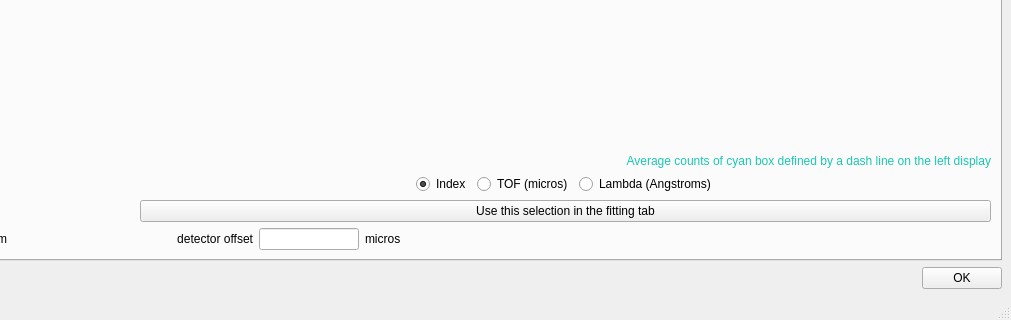
Before: the Qt Designer form ui/ui_bragg_edge_peak_fitting.ui in neutronimaging/python_notebooks, drawn with Qt 5; both pictures show x 335 to 1346 and y 534 to 854 of the 1346 by 854 pixel window.
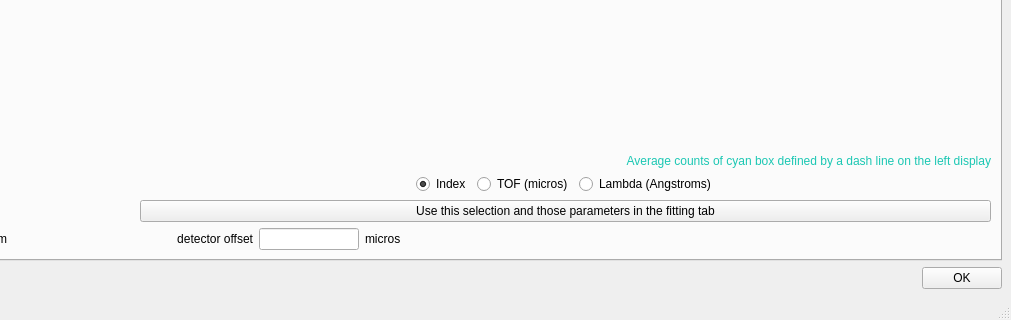
After: the same form once the commit is applied. The open tabs and pages were chosen to show the change.

Commit message: work now when loading the data from scratch

Diff of the .ui file:
```diff
--- a/ui/ui_bragg_edge_peak_fitting.ui
+++ b/ui/ui_bragg_edge_peak_fitting.ui
@@ -386,7 +386,7 @@
                </size>
               </property>
               <property name="text">
-               <string>Use this selection in the fitting tab</string>
+               <string>Use this selection and those parameters in the fitting tab</string>
               </property>
              </widget>
             </item>
```
Left out of the diff: 2 changed lines with no effect on the pictures. The commit also changes 2 other files.
